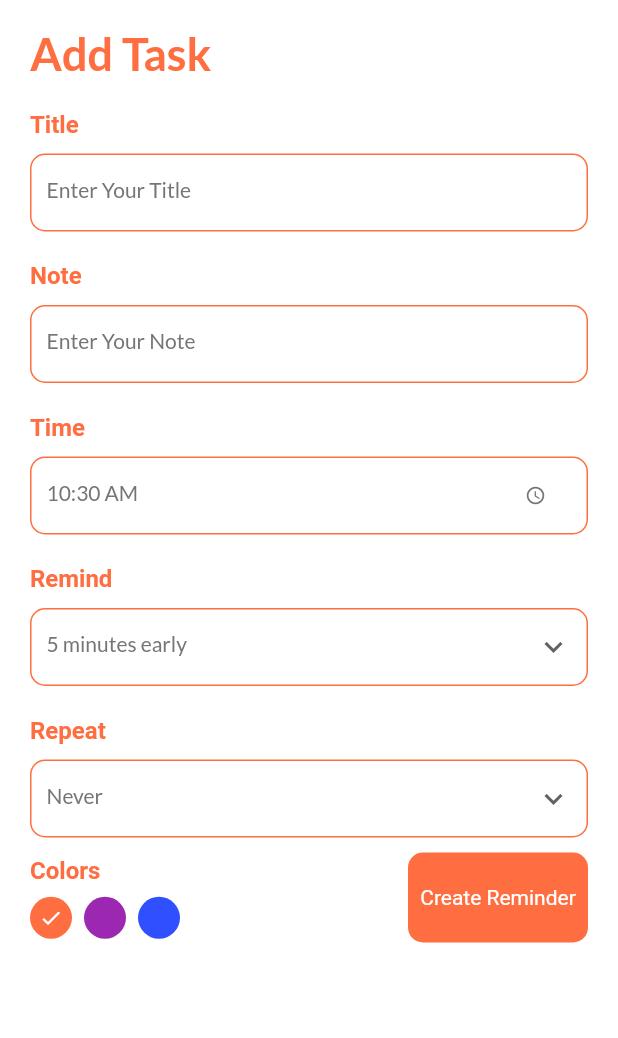
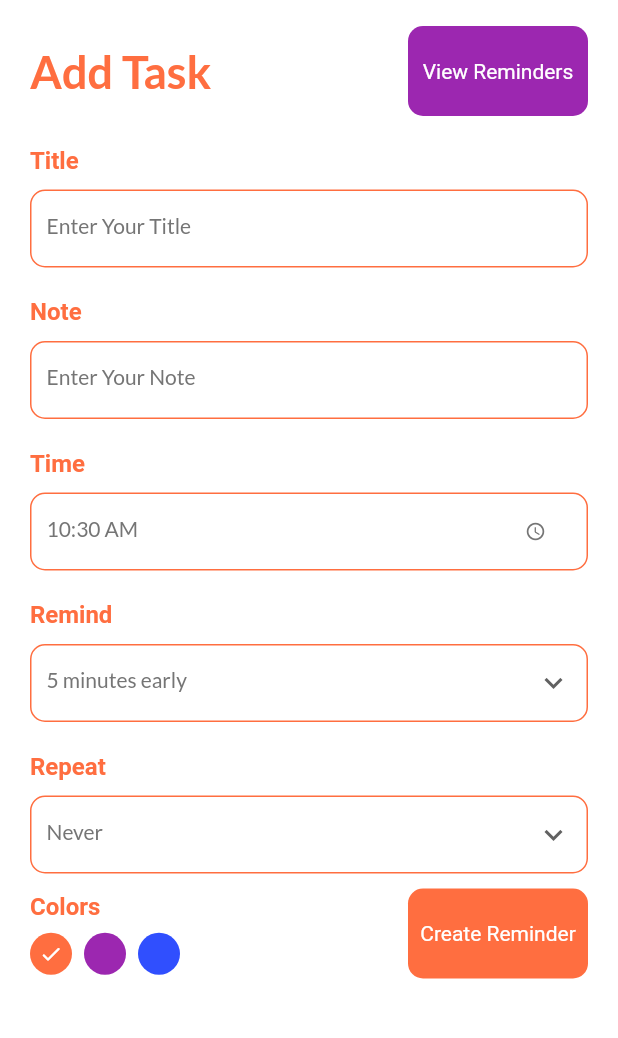
Before and after one commit to thejosh1/Prophetic-Prayers-For-Children, a Flutter app: the MainPage screen opened directly, after a tap on the "alarm add" icon, on a phone screen of 412 x 824 dp, the part 58-1096 px from its top. Run offline on Flutter 3.47's test engine with Material 2 defaults, Android fonts, the phone set to English and light mode, and no system bars; our stand-ins replace flutter_staggered_animations, get, get_storage, google_fonts, sqflite; accounts and stored records are empty.

Commit message:
theres an issue with retriving data from the database

```diff
--- a/lib/src/pages/main_page.dart
+++ b/lib/src/pages/main_page.dart
@@ -1,4 +1,3 @@
-import 'dart:ui';
 
 import 'package:flutter/material.dart';
 import 'package:get/get.dart';
@@ -31,15 +30,15 @@ class _MainPageState extends State<MainPage> {
           children: [
             //header
             Container(
-              margin: EdgeInsets.only(left: 20, right: 20, top: 40, bottom: 20),
+              margin: const EdgeInsets.only(left: 20, right: 20, top: 40, bottom: 20),
               child: Row(
                 mainAxisAlignment: MainAxisAlignment.spaceBetween,
                 children: [
                   Container(),
                   BigText(text: "Prayers For Today", size: 30, color: Colors.deepOrangeAccent,),
                   GestureDetector(
-                    onTap: ()=>Get.to(SignUpPage()),
-                    child: CircleAvatar(
+                    onTap: ()=>Get.to(()=> const SignUpPage()),
+                    child: const CircleAvatar(
                       backgroundColor: Colors.white,
                       child: Icon(Icons.person, color: Colors.deepOrangeAccent,),
                     ),
--- a/lib/src/pages/prayerList.dart
+++ b/lib/src/pages/prayerList.dart
@@ -1,9 +1,9 @@
 import 'package:flutter/material.dart';
 import 'package:get/get.dart';
-import 'package:get/get_core/src/get_main.dart';
 import 'package:intl/intl.dart';
 import 'package:prophetic_prayers_for_children/src/pages/prayer_detail.dart';
 import 'package:prophetic_prayers_for_children/src/pages/set_reminders.dart';
+import 'package:prophetic_prayers_for_children/utils/ui.dart';
 import 'package:prophetic_prayers_for_children/widget/big_text.dart';
 
 class PrayerList extends StatefulWidget {
@@ -41,7 +41,7 @@ class _PrayerListState extends State<PrayerList> {
   Widget build(BuildContext context) {
     return Column(
       children: [
-        Container(
+        SizedBox(
           height: 320,
           child: PageView.builder(
               controller: _pageController,
@@ -50,25 +50,25 @@ class _PrayerListState extends State<PrayerList> {
                 return _buildPage(index);
               }),
         ),
-        SizedBox(height: 30,),
+        const SizedBox(height: 30,),
         //other prayers
         Center(child: BigText(text: "Prayers For the Year", color: Colors.deepOrangeAccent,),),
-        SizedBox(height: 10,),
+        const SizedBox(height: 10,),
         ListView.builder(
-            physics: NeverScrollableScrollPhysics(),
+            physics: const NeverScrollableScrollPhysics(),
             shrinkWrap: true,
             itemCount: 20,
             itemBuilder: (context, index) {
               return GestureDetector(
-                onTap: ()=>Get.to(PrayerDetails()),
+                onTap: ()=>Get.to(()=> const PrayerDetails()),
                 child: Container(
-                  margin: EdgeInsets.only(left: 20, right: 20, bottom: 10, top: 20),
+                  margin: const EdgeInsets.only(left: 20, right: 20, bottom: 10, top: 20),
                   height: 150,
                   width: 100,
                   decoration: BoxDecoration(
                     borderRadius: BorderRadius.circular(30),
                       gradient: LinearGradient(colors: index.isEven?[Colors.deepOrangeAccent, Colors.orange]:[Colors.purple,Colors.purpleAccent]),//Colors.deepOrangeAccent:Colors.purple[400],
-                    boxShadow: [
+                    boxShadow: const [
                       BoxShadow(
                         color: Colors.grey,
                         blurRadius: 1,
@@ -78,26 +78,48 @@ class _PrayerListState extends State<PrayerList> {
                     ]
                   ),
                   child: Container(
-                    margin: EdgeInsets.all(20),
+                    margin: const EdgeInsets.all(20),
                     child: Column(
                       crossAxisAlignment: CrossAxisAlignment.start,
                       children: [
                         Container(
-                            child: BigText(text: DateFormat.MMMd().format(DateTime.now()), color: Colors.white, size: 20,)
+                            child: Text(DateFormat.MMMd().format(DateTime.now()), style: listHeadingStyle, )
                         ),
                         Container(
-                            child: BigText(text: "Prophetic Prayers For Children", color: Colors.white,)
+                            child: Text("Prophetic Prayers For Children", style: listHeadingStyle,)
                         ),
-                        SizedBox(height: 50,),
+                        const SizedBox(height: 50,),
                         Row(
                           mainAxisAlignment: MainAxisAlignment.spaceBetween,
                           children: [
+                            Container(
+                              height: 20,
+                              width: 20,
+                              decoration: BoxDecoration(
+                                borderRadius: BorderRadius.circular(5),
+                                color: Colors.white60
+                              ),
+                            ),
                             GestureDetector(
                                 onTap: (){
-                                  Get.to(SetReminders());
+                                  Get.to(()=> const SetReminders());
                                 },
-                                child: Icon(Icons.alarm_add_rounded, color: Colors.white, size: 20,)),
-                            GestureDetector(onTap: ()=>Get.to(PrayerDetails()),child: Icon(Icons.launch_outlined, color: Colors.white, size: 20,))
+                                child: Row(
+                                  mainAxisAlignment: MainAxisAlignment.spaceBetween,
+                                  children: [
+                                   Text("Set Reminder", style: ListHeadingStyle,),
+                                    const Icon(Icons.alarm_add_rounded, color: Colors.white, size: 20,),
+                                  ],
+                                )),
+                            // GestureDetector(onTap: ()=>Get.to(()=>const PrayerDetails()),
+                            //     child: Row(
+                            //       mainAxisAlignment: MainAxisAlignment.spaceBetween,
+                            //       children: [
+                            //         //Text("See Prayer Point For Today", style: ListHeadingStyle,),
+                            //         const Icon(Icons.launch_outlined, color: Colors.white, size: 20,),
+                            //       ],
+                            //     )
+                            // )
                           ],
                         )
                       ],
@@ -110,22 +132,22 @@ class _PrayerListState extends State<PrayerList> {
     );
   }
   Widget _buildPage(int index) {
-    Matrix4 matrix = new Matrix4.identity();
+    Matrix4 matrix = Matrix4.identity();
     if(index == _currPageValue.floor()) {
-      var _currScale = 1 - (_currPageValue - index) * (1 - _scaleFactor);
-      var _currTrans = _height * (1 - _currScale)/2;
-      matrix = Matrix4.diagonal3Values(1.0, _currScale, 1.0)..setTranslationRaw(0, _currTrans, 0);
+      var currScale = 1 - (_currPageValue - index) * (1 - _scaleFactor);
+      var currTrans = _height * (1 - currScale)/2;
+      matrix = Matrix4.diagonal3Values(1.0, currScale, 1.0)..setTranslationRaw(0, currTrans, 0);
     } else if(index == _currPageValue.floor()+1) {
-      var _currScale = _scaleFactor + (_currPageValue - index +1) * (1 - _scaleFactor);
-      var _currTrans = _height * (1 - _currScale)/2;
-      matrix = Matrix4.diagonal3Values(1.0, _currScale, 1.0)..setTranslationRaw(0, _currTrans, 0);
+      var currScale = _scaleFactor + (_currPageValue - index +1) * (1 - _scaleFactor);
+      var currTrans = _height * (1 - currScale)/2;
+      matrix = Matrix4.diagonal3Values(1.0, currScale, 1.0)..setTranslationRaw(0, currTrans, 0);
     } else if(index == _currPageValue.floor()-1) {
-      var _currScale = 1 - (_currPageValue - index) * (1 - _scaleFactor);
-      var _currTrans = _height * (1 - _currScale)/2;
-      matrix = Matrix4.diagonal3Values(1.0, _currScale, 1.0)..setTranslationRaw(0, _currTrans, 0);
+      var currScale = 1 - (_currPageValue - index) * (1 - _scaleFactor);
+      var currTrans = _height * (1 - currScale)/2;
+      matrix = Matrix4.diagonal3Values(1.0, currScale, 1.0)..setTranslationRaw(0, currTrans, 0);
     } else {
-      var _currScale = 0.8;
-      matrix = Matrix4.diagonal3Values(1.0, _currScale, 1.0)..setTranslationRaw(0, _height * (1 - _scaleFactor)/2, 0);
+      var currScale = 0.8;
+      matrix = Matrix4.diagonal3Values(1.0, currScale, 1.0)..setTranslationRaw(0, _height * (1 - _scaleFactor)/2, 0);
     } return Transform(
       transform: matrix,
       child: Padding(
@@ -134,12 +156,12 @@ class _PrayerListState extends State<PrayerList> {
             alignment: Alignment.center,
             children: [
               GestureDetector(
-                onTap: ()=>Get.to(PrayerDetails()),
+                onTap: ()=>Get.to(const PrayerDetails()),
                 child: Container(
                   height: 230,
                   decoration: BoxDecoration(
                       borderRadius: BorderRadius.circular(30),
-                      image: DecorationImage(
+                      image: const DecorationImage(
                         image: AssetImage(
                           "img/lonely_man.jpg"
                         ),
@@ -153,38 +175,26 @@ class _PrayerListState extends State<PrayerList> {
                 child: Align(
                   alignment: Alignment.bottomCenter,
                   child: Container(
-                    padding: EdgeInsets.only(left: 20, right: 20, top: 5, bottom: 5),
+                    padding: const EdgeInsets.only(left: 20, right: 20, top: 5, bottom: 5),
                     height: 100,
                     width: 200,
                     decoration: BoxDecoration(
                         borderRadius: BorderRadius.circular(20),
-                        gradient: LinearGradient(colors: [Colors.purple, Colors.purpleAccent], begin: Alignment.center, end: Alignment.bottomRight)
+                        gradient: const LinearGradient(colors: [Colors.purple, Colors.purpleAccent], begin: Alignment.center, end: Alignment.bottomRight)
                     ),
                     child: Container(
-                      padding: EdgeInsets.symmetric(vertical: 10),
+                      padding: const EdgeInsets.symmetric(vertical: 10),
                       child: Column(
                         crossAxisAlignment: CrossAxisAlignment.start,
                         children: [
-                          Row(
-                            children: [
-                              Container(
-                                height: 5,
-                                width: 5,
-                                decoration: BoxDecoration(
-                                  shape: BoxShape.circle,
-                                  color: Colors.white
-                                ),
-                              ),
-                              SizedBox(width: 5,),
-                              BigText(text: DateFormat.MMMd().format(DateTime.now()), color: Colors.white,),
-                            ],
-                          ),
-                           SizedBox(height: 30,),
+                          Spacer(),
+                           const SizedBox(height: 30,),
                           Row(
                             mainAxisAlignment: MainAxisAlignment.spaceBetween,
                             children: [
-                              GestureDetector(onTap: ()=>Get.to(SetReminders()),child: Icon(Icons.alarm_add, color: Colors.white, size: 20,)),
-                              GestureDetector(onTap: ()=>Get.to(PrayerDetails()),child: Icon(Icons.launch_outlined, color: Colors.white, size: 20,))
+                              GestureDetector(onTap: ()=>Get.to(()=> const SetReminders()),child: const Icon(Icons.alarm_add, color: Colors.white, size: 20,)),
+                              Text(DateFormat.MMMd().format(DateTime.now()), style: listHeadingStyle,),
+                              GestureDetector(onTap: ()=>Get.to(const PrayerDetails()),child: const Icon(Icons.launch_outlined, color: Colors.white, size: 20,))
                             ],
                           )
                         ],
--- a/lib/src/pages/set_reminders.dart
+++ b/lib/src/pages/set_reminders.dart
@@ -1,13 +1,14 @@
 import 'package:flutter/material.dart';
-import 'package:flutter_local_notifications/flutter_local_notifications.dart';
 import 'package:get/get.dart';
-import 'package:get/get_core/src/get_main.dart';
 import 'package:intl/intl.dart';
+import 'package:prophetic_prayers_for_children/src/controllers/remind_controller.dart';
+import 'package:prophetic_prayers_for_children/src/pages/saved_reminders.dart';
 import 'package:prophetic_prayers_for_children/utils/ui.dart';
 import 'package:prophetic_prayers_for_children/widget/big_text.dart';
 import 'package:prophetic_prayers_for_children/widget/my_button.dart';
 import 'package:prophetic_prayers_for_children/widget/input_field.dart';
 
+import '../services/reminder.dart';
 import 'auth/sign_in_page.dart';
 
 class SetReminders extends StatefulWidget {
@@ -18,6 +19,7 @@ class SetReminders extends StatefulWidget {
 }
 
 class _SetRemindersState extends State<SetReminders> {
+  final RemindController _remindController = Get.put(RemindController());
   final TextEditingController _titleController = TextEditingController();
   final TextEditingController _noteController = TextEditingController();
   final _currentDate = DateTime.now();
@@ -46,33 +48,39 @@ class _SetRemindersState extends State<SetReminders> {
       appBar: _appBar(context),
       backgroundColor: Colors.white,
       body: Container(
-        padding: EdgeInsets.only(left: 20, right: 20,),
+        padding: const EdgeInsets.only(left: 20, right: 20,),
         child: SingleChildScrollView(
           child: Column(
             crossAxisAlignment: CrossAxisAlignment.start,
             children: [
-              Text("Add Task", style: HeadingStyle, ),
+              Row(
+                mainAxisAlignment: MainAxisAlignment.spaceBetween,
+                children: [
+                  Text("Add Task", style: HeadingStyle, ),
+                  GestureDetector(onTap: ()=>Get.to(()=> SavedReminders()),child: const MyButton(label: "View Reminders", color: Colors.purple,))
+                ],
+              ),
               Column(
                 children: [
-                  SizedBox(height: 20,),
+                  const SizedBox(height: 20,),
                   InputField(title: "Title", hint: "Enter Your Title", controller: _titleController,),
                 ],
               ),
               Column(
                 children: [
-                  SizedBox(height: 20,),
+                  const SizedBox(height: 20,),
                   InputField(title: "Note", hint: "Enter Your Note", controller: _noteController,),
                 ],
               ),
               Column(
                 children: [
-                  SizedBox(height: 20,),
+                  const SizedBox(height: 20,),
                   InputField(title: "Time", hint: _selectedTime.format(context).toString(), widget: IconButton(onPressed: (){_getTimeOfDay();}, icon: Icon(Icons.access_time_rounded, size: 14, color: Colors.grey[600],)),),
                 ],
               ),
               Column(
                 children: [
-                  SizedBox(height: 20,),
+                  const SizedBox(height: 20,),
                   InputField(title: "Remind", hint: "$_selectReminder minutes early", widget: DropdownButton(
                     icon: Icon(Icons.keyboard_arrow_down_outlined, color: Colors.grey[700],),
                     iconSize: 24,
@@ -94,7 +102,7 @@ class _SetRemindersState extends State<SetReminders> {
               ),
               Column(
                 children: [
-                  SizedBox(height: 20,),
+                  const SizedBox(height: 20,),
                   InputField(title: "Repeat", hint: "$_selectedRepeat ", widget: DropdownButton(
                     icon: Icon(Icons.keyboard_arrow_down_outlined, color: Colors.grey[700],),
                     iconSize: 24,
@@ -114,17 +122,15 @@ class _SetRemindersState extends State<SetReminders> {
                   ),),
                 ],
               ),
-              SizedBox(height: 10,),
+              const SizedBox(height: 10,),
               Row(
                 mainAxisAlignment: MainAxisAlignment.spaceBetween,
                 crossAxisAlignment: CrossAxisAlignment.center,
                 children: [
                   _colorPallete(),
-                  GestureDetector(
-                    onTap: (){
-                      _validateData();
-                    },
-                      child: MyButton(label: "Create Reminder",))
+                  GestureDetector(onTap: () {
+                    _validateData();}, child: const MyButton(label: "Create Reminder",),
+                  )
                 ],
               )
             ],
@@ -137,21 +143,39 @@ class _SetRemindersState extends State<SetReminders> {
   _validateData(){
     if(_titleController.text.isNotEmpty && _noteController.text.isNotEmpty){
       //add to database
-      Get.back();
+      _addRemindersToDb();
+      Get.to(()=>const SavedReminders());
     } else if (_titleController.text.isEmpty || _noteController.text.isEmpty){
       Get.snackbar("Required", "Please Fill in the required Fields!",
           snackPosition: SnackPosition.BOTTOM,
           backgroundColor: Colors.white,
           colorText: Colors.red,
-          icon: Icon(Icons.warning_amber_rounded, color: Colors.red,));
+          icon: const Icon(Icons.warning_amber_rounded, color: Colors.red,));
     }
+  }
+
+  _addRemindersToDb() async {
+    int value = await _remindController.addReminder(
+        reminder:Reminder(
+            title: _titleController.text,
+            note: _noteController.text,
+            time: _selectedTime.format(context).toString(),
+            date: DateFormat.MMMd().format(_currentDate),
+            remind: _selectReminder,
+            repeat: _selectedRepeat,
+            color: _selectedColor,
+            isCompleted: 0
+        )
+    );
+    print("my id is " "$value");
+
   }
   _colorPallete(){
     return Column(
       crossAxisAlignment: CrossAxisAlignment.start,
       children: <Widget>[
         BigText(text: "Colors", color: Colors.deepOrangeAccent,),
-        SizedBox(height: 8.0,),
+        const SizedBox(height: 8.0,),
         Wrap(
           children: List<Widget>.generate(
               3, (index) =>
@@ -162,11 +186,11 @@ class _SetRemindersState extends State<SetReminders> {
                   });
                 },
                 child: Padding(
-                    padding: EdgeInsets.only(right: 8.0),
+                    padding: const EdgeInsets.only(right: 8.0),
                     child: CircleAvatar(
                       radius: 14,
-                      backgroundColor: index==0?Colors.deepOrangeAccent:index==1?Colors.purple:Color(0xFF304FFE),
-                      child: _selectedColor==index?Icon(Icons.done_rounded, color: Colors.white, size: 16,):Container(),
+                      backgroundColor: index==0?Colors.deepOrangeAccent:index==1?Colors.purple:const Color(0xFF304FFE),
+                      child: _selectedColor==index?const Icon(Icons.done_rounded, color: Colors.white, size: 16,):Container(),
                     )
                 ),
               )
@@ -183,14 +207,14 @@ class _SetRemindersState extends State<SetReminders> {
         onTap: () {
           Get.back();
         },
-        child: Icon(Icons.arrow_back_ios, color: Colors.deepOrangeAccent,),
+        child: const Icon(Icons.arrow_back_ios, color: Colors.deepOrangeAccent,),
       ),
       title: BigText(text: "Prophetic Prayers For Children", color: Colors.deepOrangeAccent, size: 18,),
       centerTitle: true,
       actions: [
         GestureDetector(
-          onTap: ()=>Get.to(SignInPage()),
-          child: CircleAvatar(
+          onTap: ()=>Get.to(const SignInPage()),
+          child: const CircleAvatar(
             backgroundColor: Colors.white,
             child: Icon(Icons.person, color: Colors.deepOrangeAccent,),
           ),
@@ -199,13 +223,15 @@ class _SetRemindersState extends State<SetReminders> {
     );
   }
   _getTimeOfDay() async {
-    TimeOfDay? _timePicker = await showTimePicker(
+    TimeOfDay? timePicker = await showTimePicker(
         initialEntryMode: TimePickerEntryMode.input,
         context: context,
         initialTime: TimeOfDay.now()
     );
-    if(_currentDate != DateTime.now() && _currentDate != null) {
-      setState((){_selectedTime = _timePicker!;});
+    if(_currentDate != DateTime.now()) {
+      setState((){
+        _selectedTime = timePicker!;
+      });
     } else {
       print("for some reasons we couldn't keep the time");
     }
--- a/lib/src/services/notification_service.dart
+++ /dev/null
@@ -1 +0,0 @@
-import 'package:flutter/material.dart';
--- /dev/null
+++ b/lib/src/services/reminder.dart
@@ -0,0 +1,50 @@
+class Reminder {
+  int? id;
+  String? title;
+  String? note;
+  int? isCompleted;
+  String? time;
+  String? date;
+  int? color;
+  int? remind;
+  String? repeat;
+
+  Reminder({
+    this.id,
+    this.title,
+    this.note,
+    this.isCompleted,
+    this.time,
+    this.date,
+    this.color,
+    this.remind,
+    this.repeat
+});
+
+  Reminder.fromJson(Map<String, dynamic> json) {
+    id = json['id'];
+    title = json['title'];
+    note = json['note'];
+    isCompleted = json['isCompleted'];
+    time = json['time'];
+    date = json['date'];
+    color = json['color'];
+    remind = json['remind'];
+    repeat = json['repeat'];
+  }
+
+  Map<String, dynamic> toJson() {
+    final Map<String, dynamic> data = <String, dynamic>{};
+    data['id'] = id;
+    data['title'] = title;
+    data['note'] = note;
+    data['isCompleted'] = isCompleted;
+    data['time'] = time;
+    data['date'] = date;
+    data['color'] = color;
+    data['remind'] = remind;
+    data['repeat'] = repeat;
+    return data;
+  }
+
+}
--- a/lib/utils/ui.dart
+++ b/lib/utils/ui.dart
@@ -4,7 +4,7 @@ import 'package:google_fonts/google_fonts.dart';
 
 TextStyle get HeadingStyle{
   return GoogleFonts.lato(
-    textStyle: TextStyle(
+    textStyle: const TextStyle(
       fontSize: 30,
       fontWeight: FontWeight.bold,
       color: Colors.deepOrangeAccent
@@ -21,3 +21,43 @@ TextStyle get SubHeadingStyle {
     )
   );
 }
+//For the main Page
+TextStyle get ListHeadingStyle {
+  return GoogleFonts.lato(
+      textStyle: TextStyle(
+          fontSize: 14,
+          fontWeight: FontWeight.w400,
+          color: Colors.white
+      )
+  );
+}
+
+TextStyle get titleHeadingStyle {
+  return GoogleFonts.lato(
+      textStyle: TextStyle(
+          fontSize: 30,
+          fontWeight: FontWeight.w400,
+          color: Colors.grey[600]
+      )
+  );
+}
+
+TextStyle get listHeadingStyle {
+  return GoogleFonts.lato(
+      textStyle: TextStyle(
+          fontSize: 20,
+          fontWeight: FontWeight.w400,
+          color: Colors.white
+      )
+  );
+}
+
+TextStyle get textHeadingStyle {
+  return GoogleFonts.lato(
+      textStyle: TextStyle(
+          fontSize: 20,
+          fontWeight: FontWeight.w400,
+          color: Colors.black
+      )
+  );
+}
--- a/lib/widget/input_field.dart
+++ b/lib/widget/input_field.dart
@@ -16,7 +16,7 @@ class InputField extends StatelessWidget {
         crossAxisAlignment: CrossAxisAlignment.start,
         children: [
           BigText(text: title, color: Colors.deepOrangeAccent,),
-          SizedBox(height: 10,),
+          const SizedBox(height: 10,),
           Container(
             height: 52,
             decoration: BoxDecoration(
@@ -24,7 +24,7 @@ class InputField extends StatelessWidget {
               border: Border.all(color: Colors.deepOrangeAccent, width: 1.0)
             ),
             child: Container(
-              padding: EdgeInsets.all(10),
+              padding: const EdgeInsets.all(10),
               child: Row(
                 mainAxisAlignment: MainAxisAlignment.spaceBetween,
                 children: [
--- a/lib/widget/my_button.dart
+++ b/lib/widget/my_button.dart
@@ -2,8 +2,9 @@ import 'package:flutter/material.dart';
 
 class MyButton extends StatelessWidget {
   final String label;
+  final Color color;
   //final Function ontap;
-  const MyButton({Key? key, required this.label,}) : super(key: key);
+  const MyButton({Key? key, required this.label, this.color=Colors.deepOrangeAccent}) : super(key: key);
 
   @override
   Widget build(BuildContext context) {
@@ -12,12 +13,12 @@ class MyButton extends StatelessWidget {
       width: 120,
       decoration: BoxDecoration(
         borderRadius: BorderRadius.circular(10),
-        color: Colors.deepOrangeAccent,
+        color: color,
       ),
       child: Center(
         child: Text(
           label,
-          style: TextStyle(
+          style: const TextStyle(
             color: Colors.white
           ),
         ),
--- a/pubspec.yaml
+++ b/pubspec.yaml
@@ -41,6 +41,8 @@ dependencies:
   intl: ^0.17.0
   google_fonts: ^3.0.1
   sqflite: ^2.0.2+1
+  get_storage: ^2.0.3
+  flutter_staggered_animations: ^1.0.0
 
 dev_dependencies:
   flutter_test:
```
Also changed, not shown: lib/main.dart (+11 -9 lines), lib/src/controllers/remind_controller.dart (added, +22 -0 lines), lib/src/db/db_helper.dart (added, +50 -0 lines), lib/src/pages/auth/sign_in_page.dart (+10 -11 lines), lib/src/pages/auth/sign_up_page.dart (+10 -12 lines), lib/src/pages/landing_page.dart (+7 -8 lines), lib/src/pages/prayer_detail.dart (+20 -7 lines), lib/src/pages/saved_reminders.dart (added, +162 -0 lines), lib/widget/reminder_tile.dart (added, +101 -0 lines), pubspec.lock.
